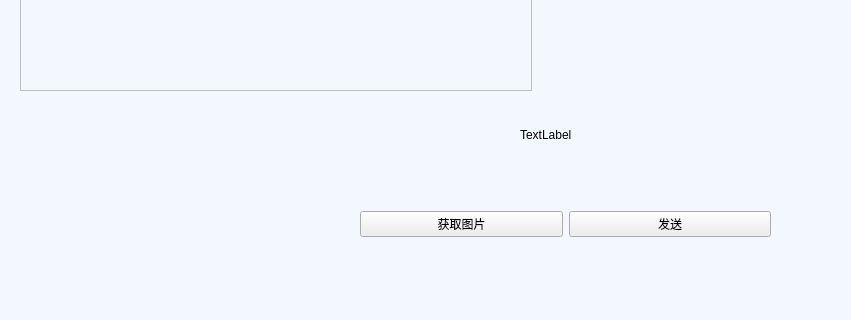
First picture: the form in UI/ui_py/ui/send.ui, repository ZYboshi/srtp_GUI, before the edit; both pictures show x 0 to 851 and y 541 to 861 of the 1170 by 861 pixel window.
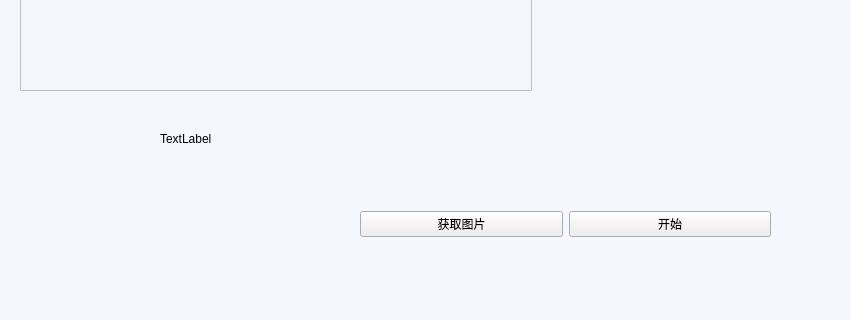
Second picture: the form after the edit.

Commit message: 发送界面完成

Patch:
```diff
--- a/UI/ui_py/ui/send.ui
+++ b/UI/ui_py/ui/send.ui
@@ -58,7 +58,7 @@
        <string notr="true">background-color: rgb(238, 238, 238);</string>
       </property>
       <property name="text">
-       <string>发送</string>
+       <string>开始</string>
       </property>
      </widget>
     </item>
@@ -95,10 +95,10 @@
   <widget class="QLabel" name="label">
    <property name="geometry">
     <rect>
-     <x>520</x>
-     <y>660</y>
-     <width>71</width>
-     <height>31</height>
+     <x>160</x>
+     <y>640</y>
+     <width>80</width>
+     <height>80</height>
     </rect>
    </property>
    <property name="text">
```
The commit also changes 1 other file.
